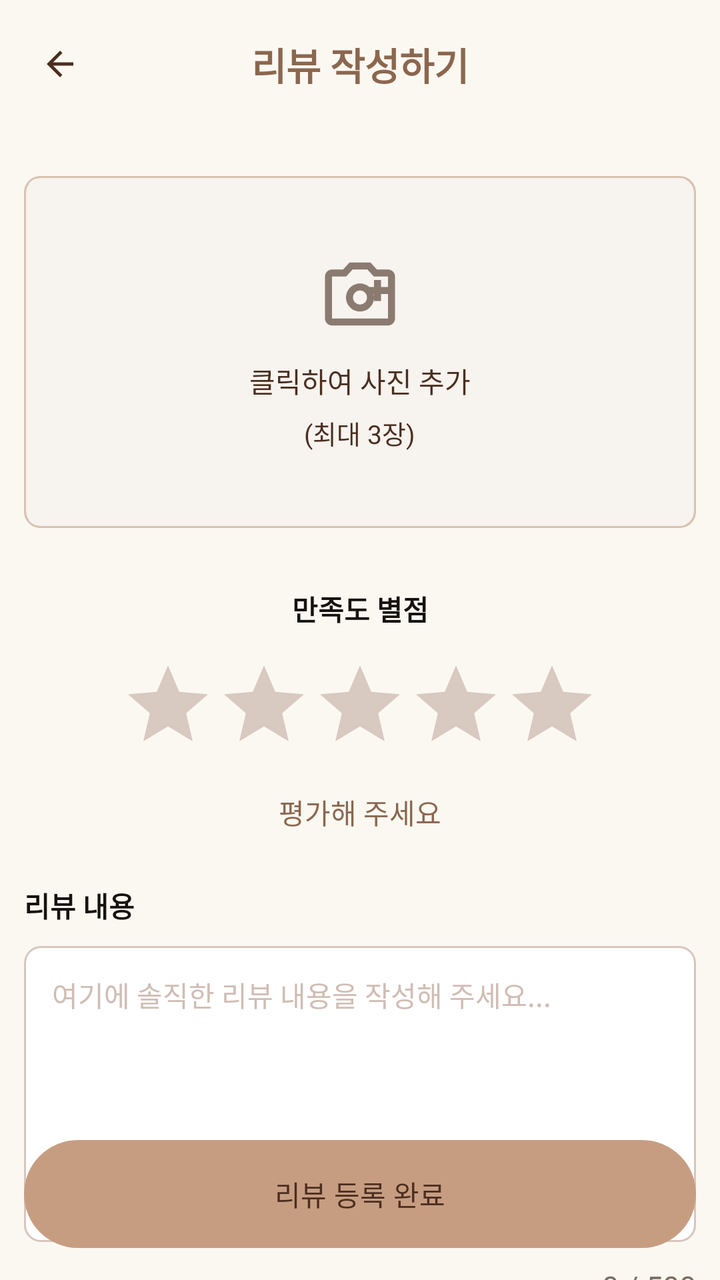
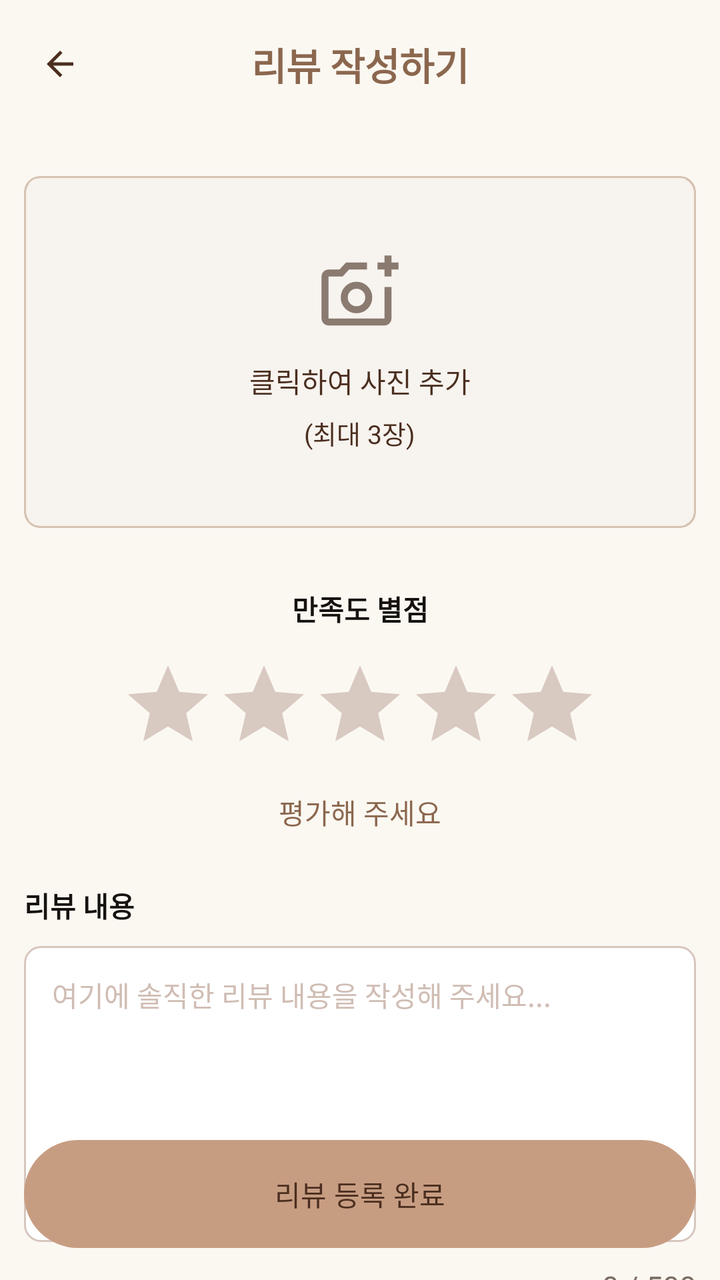

The first picture is an Android layout as it rendered before a commit; the second is the same layout after the commit. The layout source and the unified diff follow.
<!-- AndroidManifest.xml: application theme Theme.Payclient -->
<!-- res/layout/activity_review_add.xml -->
<?xml version="1.0" encoding="utf-8"?>
<androidx.constraintlayout.widget.ConstraintLayout
    xmlns:android="http://schemas.android.com/apk/res/android"
    xmlns:app="http://schemas.android.com/apk/res-auto"
    android:id="@+id/main"
    android:layout_width="match_parent"
    android:layout_height="match_parent"
    android:background="@color/home_background"
    android:fitsSystemWindows="true">

    <androidx.constraintlayout.widget.ConstraintLayout
        android:id="@+id/layout_review_add_header"
        android:layout_width="0dp"
        android:layout_height="64dp"
        android:paddingStart="12dp"
        android:paddingEnd="12dp"
        app:layout_constraintEnd_toEndOf="parent"
        app:layout_constraintStart_toStartOf="parent"
        app:layout_constraintTop_toTopOf="parent">

        <ImageView
            android:id="@+id/btnBack"
            android:layout_width="36dp"
            android:layout_height="36dp"
            android:contentDescription="뒤로가기"
            android:padding="8dp"
            android:src="@drawable/ic_arrow_back"
            app:tint="@color/coffee_brown_dark"
            app:layout_constraintBottom_toBottomOf="parent"
            app:layout_constraintStart_toStartOf="parent"
            app:layout_constraintTop_toTopOf="parent" />

        <TextView
            android:id="@+id/tvReviewAddTitle"
            android:layout_width="wrap_content"
            android:layout_height="wrap_content"
            android:text="리뷰 작성하기"
            android:textColor="@color/coffee_brown"
            android:textSize="19sp"
            android:textStyle="bold"
            app:layout_constraintBottom_toBottomOf="parent"
            app:layout_constraintEnd_toEndOf="parent"
            app:layout_constraintStart_toStartOf="parent"
            app:layout_constraintTop_toTopOf="parent" />
    </androidx.constraintlayout.widget.ConstraintLayout>

    <androidx.core.widget.NestedScrollView
        android:id="@+id/scrollReviewAdd"
        android:layout_width="0dp"
        android:layout_height="0dp"
        android:clipToPadding="false"
        android:fillViewport="true"
        android:paddingStart="12dp"
        android:paddingEnd="12dp"
        android:paddingBottom="104dp"
        app:layout_constraintBottom_toBottomOf="parent"
        app:layout_constraintEnd_toEndOf="parent"
        app:layout_constraintStart_toStartOf="parent"
        app:layout_constraintTop_toBottomOf="@id/layout_review_add_header">

        <LinearLayout
            android:layout_width="match_parent"
            android:layout_height="wrap_content"
            android:orientation="vertical">

            <com.google.android.material.card.MaterialCardView
                android:id="@+id/cvSelectImage"
                android:layout_width="match_parent"
                android:layout_height="176dp"
                android:layout_marginTop="24dp"
                android:layout_marginBottom="30dp"
                android:clickable="true"
                android:focusable="true"
                android:foreground="?attr/selectableItemBackground"
                app:cardBackgroundColor="#F7F3EF"
                app:cardCornerRadius="8dp"
                app:cardElevation="0dp"
                app:strokeColor="@color/coffee_brown_light"
                app:strokeWidth="1dp">

                <FrameLayout
                    android:layout_width="match_parent"
                    android:layout_height="match_parent"
                    android:background="@drawable/bg_photo_add_dashed">

                    <ImageView
                        android:id="@+id/ivReviewPhoto"
                        android:layout_width="match_parent"
                        android:layout_height="match_parent"
                        android:scaleType="centerCrop" />

                    <LinearLayout
                        android:id="@+id/layoutPhotoGuide"
                        android:layout_width="wrap_content"
                        android:layout_height="wrap_content"
                        android:layout_gravity="center"
                        android:gravity="center"
                        android:orientation="vertical">

                        <ImageView
                            android:layout_width="42dp"
                            android:layout_height="42dp"
                            android:contentDescription="@null"
                            android:src="@drawable/ic_camera_add"
                            app:tint="#8A7A70" />

                        <TextView
                            android:layout_width="wrap_content"
                            android:layout_height="wrap_content"
                            android:layout_marginTop="12dp"
                            android:text="클릭하여 사진 추가"
                            android:textColor="@color/coffee_brown_dark"
                            android:textSize="14sp" />

                        <TextView
                            android:layout_width="wrap_content"
                            android:layout_height="wrap_content"
                            android:layout_marginTop="6dp"
                            android:text="(최대 3장)"
                            android:textColor="@color/coffee_brown_dark"
                            android:textSize="13sp" />
                    </LinearLayout>
                </FrameLayout>
            </com.google.android.material.card.MaterialCardView>

            <TextView
                android:id="@+id/tvRatingTitle"
                android:layout_width="match_parent"
                android:layout_height="wrap_content"
                android:gravity="center"
                android:text="만족도 별점"
                android:textColor="@color/text_primary"
                android:textSize="14sp"
                android:textStyle="bold" />

            <RatingBar
                android:id="@+id/rbInputRating"
                style="?android:attr/ratingBarStyle"
                android:layout_width="wrap_content"
                android:layout_height="wrap_content"
                android:layout_gravity="center_horizontal"
                android:layout_marginTop="14dp"
                android:isIndicator="false"
                android:numStars="5"
                android:progressTint="#F5A000"
                android:secondaryProgressTint="#F5A000"
                android:stepSize="1"
                android:thumbTint="#F5A000"
                android:progressBackgroundTint="#D8C9C1" />

            <TextView
                android:id="@+id/tvRatingGuide"
                android:layout_width="match_parent"
                android:layout_height="wrap_content"
                android:layout_marginTop="10dp"
                android:layout_marginBottom="26dp"
                android:gravity="center"
                android:text="평가해 주세요"
                android:textColor="@color/coffee_brown"
                android:textSize="14sp" />

            <TextView
                android:id="@+id/tvReviewContentLabel"
                android:layout_width="match_parent"
                android:layout_height="wrap_content"
                android:layout_marginBottom="10dp"
                android:text="리뷰 내용"
                android:textColor="@color/text_primary"
                android:textSize="14sp"
                android:textStyle="bold" />

            <EditText
                android:id="@+id/etReviewContent"
                android:layout_width="match_parent"
                android:layout_height="148dp"
                android:background="@drawable/bg_review_input"
                android:gravity="top|start"
                android:hint="여기에 솔직한 리뷰 내용을 작성해 주세요..."
                android:inputType="textMultiLine"
                android:maxLength="500"
                android:padding="14dp"
                android:textColor="@color/text_primary"
                android:textColorHint="#D0BDB4"
                android:textSize="14sp" />

            <TextView
                android:id="@+id/tvReviewCount"
                android:layout_width="match_parent"
                android:layout_height="wrap_content"
                android:layout_marginTop="12dp"
                android:gravity="end"
                android:text="0 / 500"
                android:textColor="@color/text_secondary"
                android:textSize="15sp" />
        </LinearLayout>
    </androidx.core.widget.NestedScrollView>

    <com.google.android.material.button.MaterialButton
        android:id="@+id/btnSubmitReview"
        android:layout_width="0dp"
        android:layout_height="54dp"
        android:layout_marginStart="12dp"
        android:layout_marginEnd="12dp"
        android:layout_marginBottom="16dp"
        android:insetTop="0dp"
        android:insetBottom="0dp"
        android:text="리뷰 등록 완료"
        android:textColor="@color/coffee_brown_dark"
        android:textSize="14sp"
        app:backgroundTint="#C79D82"
        app:cornerRadius="27dp"
        app:elevation="4dp"
        app:layout_constraintBottom_toBottomOf="parent"
        app:layout_constraintEnd_toEndOf="parent"
        app:layout_constraintStart_toStartOf="parent" />
</androidx.constraintlayout.widget.ConstraintLayout>
<!-- resources referenced by this layout -->
<resources>
  <color name="coffee_brown">#8B674E</color>
  <color name="coffee_brown_dark">#4B2E1F</color>
  <color name="coffee_brown_light">#D8C3B1</color>
  <color name="home_background">#FBF8F2</color>
  <color name="text_primary">#16120F</color>
  <color name="text_secondary">#7C6F64</color>
  <!-- drawable bg_photo_add_dashed (drawable) -->
  <?xml version="1.0" encoding="utf-8"?>
  <shape xmlns:android="http://schemas.android.com/apk/res/android">
      <corners android:radius="8dp" />
      <solid android:color="#F7F3EF" />
      <stroke
          android:width="1dp"
          android:color="@color/coffee_brown_light"
          android:dashWidth="8dp"
          android:dashGap="5dp" />
  </shape>
  <!-- drawable bg_review_input (drawable) -->
  <?xml version="1.0" encoding="utf-8"?>
  <shape xmlns:android="http://schemas.android.com/apk/res/android">
      <corners android:radius="8dp" />
      <solid android:color="@color/white" />
      <stroke
          android:width="1dp"
          android:color="#D7C6BE" />
  </shape>
  <!-- drawable ic_arrow_back (drawable) -->
  <vector xmlns:android="http://schemas.android.com/apk/res/android"
      android:width="24dp"
      android:height="24dp"
      android:viewportWidth="24"
      android:viewportHeight="24">
      <path
          android:fillColor="#FF000000"
          android:pathData="M20,11H7.83L13.42,5.41L12,4L4,12L12,20L13.41,18.59L7.83,13H20V11Z" />
  </vector>
  <!-- drawable ic_camera_add (drawable) -->
  <vector xmlns:android="http://schemas.android.com/apk/res/android"
      android:width="24dp"
      android:height="24dp"
      android:viewportWidth="24"
      android:viewportHeight="24">
      <path
          android:fillColor="#FF000000"
          android:pathData="M20,5H16.83L15,3H9L7.17,5H4C2.9,5 2,5.9 2,7V19C2,20.1 2.9,21 4,21H20C21.1,21 22,20.1 22,19V7C22,5.9 21.1,5 20,5ZM20,19H4V7H8.05L9.88,5H14.12L15.95,7H20V19ZM18,10V8H16V10H14V12H16V14H18V12H20V10H18ZM12,9C9.79,9 8,10.79 8,13S9.79,17 12,17 16,15.21 16,13 14.21,9 12,9ZM12,15C10.9,15 10,14.1 10,13S10.9,11 12,11 14,11.9 14,13 13.1,15 12,15Z" />
  </vector>
  <style name="Theme.Payclient" parent="Base.Theme.Payclient" />
  <color name="white">#FFFFFFFF</color>
  <style name="Base.Theme.Payclient" parent="Theme.Material3.DayNight.NoActionBar">
          
          <item name="colorPrimary">@color/beige</item>
          <item name="android:windowBackground">@color/baby_blue</item>
      </style>
  <color name="beige">#D9C4B0</color>
  <color name="baby_blue">#ECEEDF</color>
</resources>

<!-- the commit's change to res/layout/activity_review_add.xml (unified diff, before → after) -->
@@ -101,7 +101,7 @@
                             android:layout_width="42dp"
                             android:layout_height="42dp"
                             android:contentDescription="@null"
-                            android:src="@drawable/ic_camera_add"
+                            android:src="@drawable/add_a_photo_24px"
                             app:tint="#8A7A70" />
 
                         <TextView
<!-- resource entries referenced after the edit -->
@@ -6,6 +6,17 @@
   <color name="home_background">#FBF8F2</color>
   <color name="text_primary">#16120F</color>
   <color name="text_secondary">#7C6F64</color>
+  <!-- drawable add_a_photo_24px (drawable) -->
+  <vector xmlns:android="http://schemas.android.com/apk/res/android"
+      android:width="24dp"
+      android:height="24dp"
+      android:viewportWidth="960"
+      android:viewportHeight="960"
+      android:tint="?attr/colorControlNormal">
+    <path
+        android:fillColor="@android:color/white"
+        android:pathData="M440,520L440,520L440,520L440,520L440,520L440,520Q440,520 440,520Q440,520 440,520L440,520Q440,520 440,520Q440,520 440,520L440,520Q440,520 440,520Q440,520 440,520L440,520L440,520ZM120,840Q87,840 63.5,816.5Q40,793 40,760L40,280Q40,247 63.5,223.5Q87,200 120,200L246,200L320,120L560,120L560,200L355,200L282,280L120,280Q120,280 120,280Q120,280 120,280L120,760Q120,760 120,760Q120,760 120,760L760,760Q760,760 760,760Q760,760 760,760L760,400L840,400L840,760Q840,793 816.5,816.5Q793,840 760,840L120,840ZM760,280L760,200L680,200L680,120L760,120L760,40L840,40L840,120L920,120L920,200L840,200L840,280L760,280ZM440,700Q515,700 567.5,647.5Q620,595 620,520Q620,445 567.5,392.5Q515,340 440,340Q365,340 312.5,392.5Q260,445 260,520Q260,595 312.5,647.5Q365,700 440,700ZM440,620Q398,620 369,591Q340,562 340,520Q340,478 369,449Q398,420 440,420Q482,420 511,449Q540,478 540,520Q540,562 511,591Q482,620 440,620Z"/>
+  </vector>
   <!-- drawable bg_photo_add_dashed (drawable) -->
   <?xml version="1.0" encoding="utf-8"?>
   <shape xmlns:android="http://schemas.android.com/apk/res/android">
@@ -36,16 +47,6 @@
           android:fillColor="#FF000000"
           android:pathData="M20,11H7.83L13.42,5.41L12,4L4,12L12,20L13.41,18.59L7.83,13H20V11Z" />
   </vector>
-  <!-- drawable ic_camera_add (drawable) -->
-  <vector xmlns:android="http://schemas.android.com/apk/res/android"
-      android:width="24dp"
-      android:height="24dp"
-      android:viewportWidth="24"
-      android:viewportHeight="24">
-      <path
-          android:fillColor="#FF000000"
-          android:pathData="M20,5H16.83L15,3H9L7.17,5H4C2.9,5 2,5.9 2,7V19C2,20.1 2.9,21 4,21H20C21.1,21 22,20.1 22,19V7C22,5.9 21.1,5 20,5ZM20,19H4V7H8.05L9.88,5H14.12L15.95,7H20V19ZM18,10V8H16V10H14V12H16V14H18V12H20V10H18ZM12,9C9.79,9 8,10.79 8,13S9.79,17 12,17 16,15.21 16,13 14.21,9 12,9ZM12,15C10.9,15 10,14.1 10,13S10.9,11 12,11 14,11.9 14,13 13.1,15 12,15Z" />
-  </vector>
   <style name="Theme.Payclient" parent="Base.Theme.Payclient" />
   <color name="white">#FFFFFFFF</color>
   <style name="Base.Theme.Payclient" parent="Theme.Material3.DayNight.NoActionBar">
